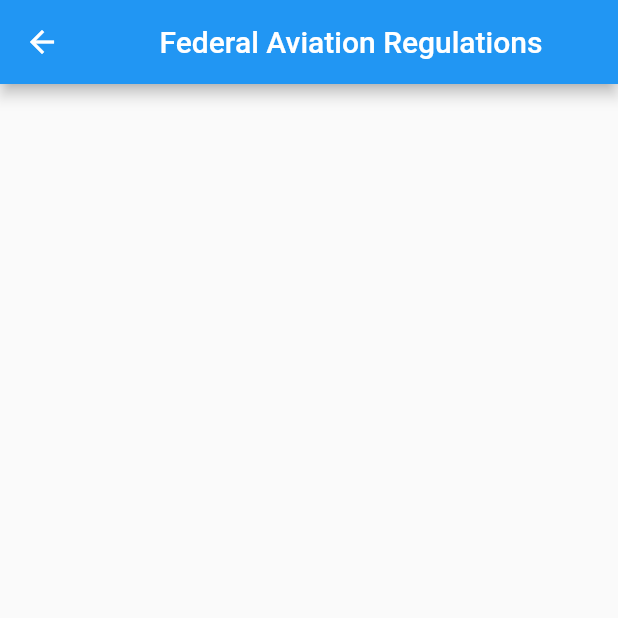
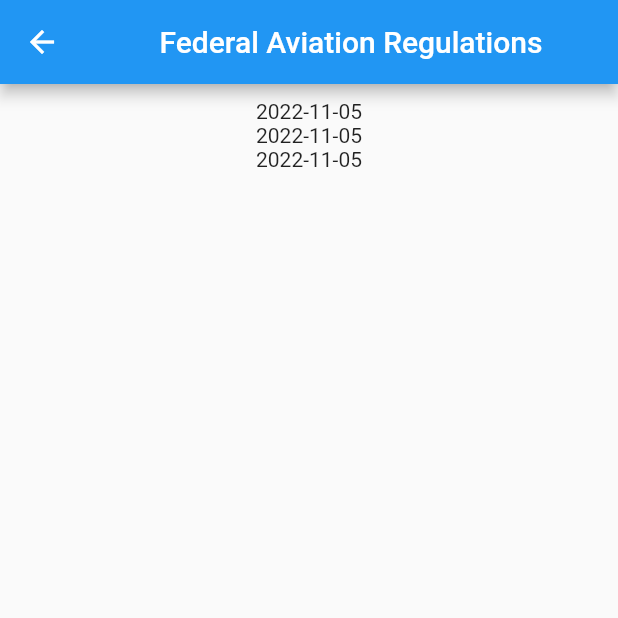
Before and after one commit to gentigr/far_tracker, a Flutter app: the screen it shows after launch, after a tap on "FAR", on a phone screen of 412 x 824 dp, the top half of it. Run offline on Flutter 3.47's test engine with Material 2 defaults, Android fonts, the phone set to English and light mode, and no system bars.

Commit message:
Add basic view of FARs screen

```diff
--- a/lib/main.dart
+++ b/lib/main.dart
@@ -1,4 +1,7 @@
 import 'package:flutter/material.dart';
+import 'package:provider/provider.dart';
+
+import './providers/fars.dart';
 
 import './screens/far_collection.dart';
 import './screens/features_overview.dart';
@@ -11,7 +14,9 @@ class Aviators extends StatelessWidget {
   // This widget is the root of your application.
   @override
   Widget build(BuildContext context) {
-    return MaterialApp(
+    return ChangeNotifierProvider(
+      create: (ctx) => Fars(),
+      child: MaterialApp(
           title: 'Aviators',
           theme: ThemeData(
             primarySwatch: Colors.blue,
@@ -19,7 +24,7 @@ class Aviators extends StatelessWidget {
           home: FeaturesOverview(),
           routes: {
             FarCollection.routeName: (ctx) => FarCollection(),
-      }
+          }),
     );
   }
 }
--- /dev/null
+++ b/lib/models/far.dart
@@ -0,0 +1,11 @@
+class Far {
+  final String id;
+  final String date;
+  final String content;
+
+  Far({
+    required this.id,
+    required this.date,
+    required this.content
+  });
+}
--- /dev/null
+++ b/lib/providers/fars.dart
@@ -0,0 +1,32 @@
+import 'package:flutter/material.dart';
+
+import '../models/far.dart';
+
+class Fars with ChangeNotifier {
+  final List<Far> _items = [
+    Far(
+      id: 'FAR-1',
+      date: '2022-11-05',
+      content: 'The content of the Federal Aviation Regulations',
+    ),
+    Far(
+      id: 'FAR-1',
+      date: '2022-11-05',
+      content: 'The content of the Federal Aviation Regulations',
+    ),
+    Far(
+      id: 'FAR-1',
+      date: '2022-11-05',
+      content: 'The content of the Federal Aviation Regulations',
+    ),
+  ];
+
+  List<Far> get items {
+    return [..._items];
+  }
+
+  void add(Far far) {
+    _items.add(far);
+    notifyListeners();
+  }
+}
--- a/lib/screens/far_collection.dart
+++ b/lib/screens/far_collection.dart
@@ -1,4 +1,8 @@
 import 'package:flutter/material.dart';
+import 'package:provider/provider.dart';
+
+import '../providers/fars.dart';
+import '../widgets/far_item.dart';
 
 class FarCollection extends StatelessWidget {
 
@@ -6,12 +10,22 @@ class FarCollection extends StatelessWidget {
 
   @override
   Widget build(BuildContext context) {
+    final farsData = Provider.of<Fars>(context);
+    final fars = farsData.items;
     return Scaffold(
       appBar: AppBar(
         title: const Center(
         child: Text('Federal Aviation Regulations'),
         ),
       ),
+      body: ListView.builder(
+        padding: const EdgeInsets.all(10.0),
+        itemCount: fars.length,
+        itemBuilder: (ctx, i) => FarItem(
+            id: fars[i].id,
+            date: fars[i].date,
+            content: fars[i].content),
+      ),
     );
   }
 }
--- /dev/null
+++ b/lib/widgets/far_item.dart
@@ -0,0 +1,35 @@
+import 'package:flutter/material.dart';
+
+import '../screens/far_collection.dart';
+
+class FarItem extends StatelessWidget {
+  final String id;
+  final String date;
+  final String content;
+
+  const FarItem(
+      {super.key,
+        required this.id,
+        required this.date,
+        required this.content});
+
+  @override
+  Widget build(BuildContext context) {
+    return ClipRRect(
+      borderRadius: BorderRadius.circular(10),
+      child: GridTile(
+        child: GestureDetector(
+          onTap: () {
+            // TODO: open FAR
+          },
+          child: Center(
+            child: Text(
+              date,
+              textAlign: TextAlign.center,
+            ),
+          ),
+        ),
+      ),
+    );
+  }
+}
--- a/pubspec.yaml
+++ b/pubspec.yaml
@@ -31,7 +31,7 @@ environment:
 dependencies:
   flutter:
     sdk: flutter
-
+  provider: ^6.0.4
 
   # The following adds the Cupertino Icons font to your application.
   # Use with the CupertinoIcons class for iOS style icons.
```
Lines whose indentation alone changed are shown as unchanged.
